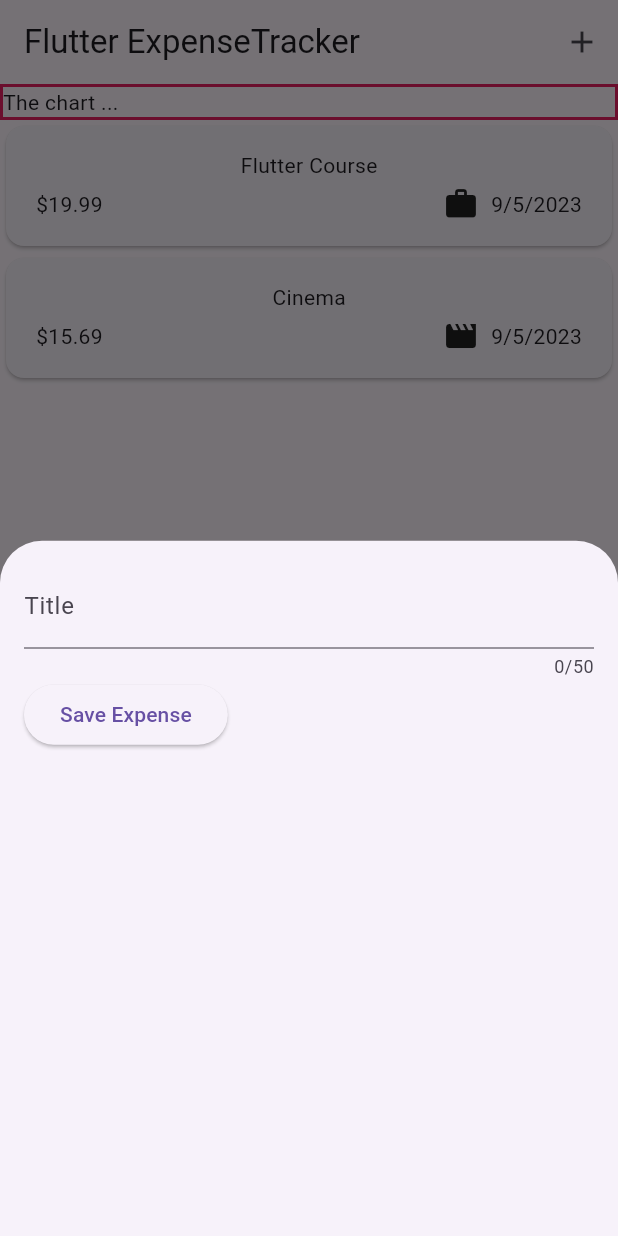
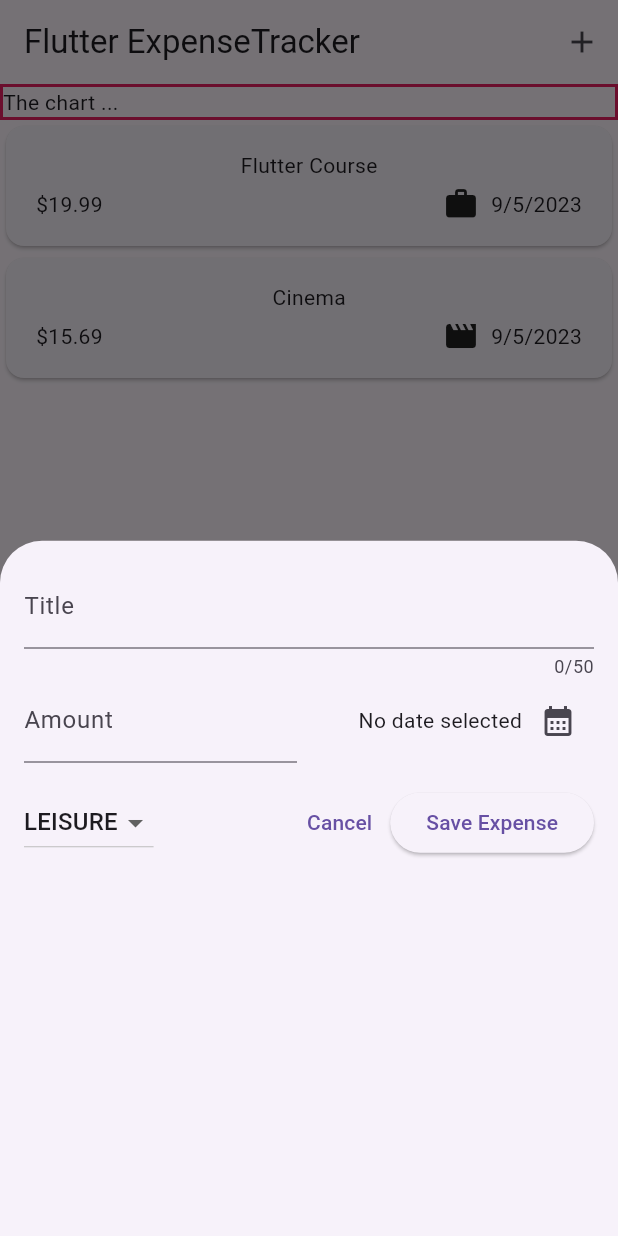
Before and after one commit to DungxLas/-Flutter-Expense_Tracker, a Flutter app: the screen it shows after launch, after a tap on the "add" icon, on a phone screen of 412 x 824 dp. Run offline on Flutter 3.47's test engine with Material 2 defaults, Android fonts, the phone set to English and light mode, and no system bars.

Commit message:
05/09/2023

```diff
--- a/lib/main.dart
+++ b/lib/main.dart
@@ -4,6 +4,6 @@ import 'package:flutter/material.dart';
 void main() {
   runApp(MaterialApp(
     theme: ThemeData(useMaterial3: true),
-    home: ExpenseTracker(),
+    home: const ExpenseTracker(),
   ));
 }
--- a/lib/widgets/expense_tracker.dart
+++ b/lib/widgets/expense_tracker.dart
@@ -26,10 +26,18 @@ class _ExpenseTrackerState extends State<ExpenseTracker> {
     ),
   ];
 
+  void _addNewExpense(Expense newItem) {
+    setState(() {
+      _registeredExpenses.add(newItem);
+    });
+  }
+
   void _openAddExpenseOverlay() {
     showModalBottomSheet(
       context: context,
-      builder: (ctx) => NewExpense(),
+      builder: (ctx) => NewExpense(
+        addNewExpense: _addNewExpense,
+      ),
     );
   }
 
@@ -41,7 +49,7 @@ class _ExpenseTrackerState extends State<ExpenseTracker> {
         actions: [
           IconButton(
             onPressed: _openAddExpenseOverlay,
-            icon: Icon(
+            icon: const Icon(
               Icons.add,
             ),
           ),
--- a/lib/widgets/expenses_list/expense_item.dart
+++ b/lib/widgets/expenses_list/expense_item.dart
@@ -25,7 +25,7 @@ class ExpenseItem extends StatelessWidget {
                   Row(
                     children: [
                       Icon(categoryIcons[expense.category]),
-                      SizedBox(
+                      const SizedBox(
                         width: 8,
                       ),
                       Text(expense.formattedDate),
@@ -33,7 +33,7 @@ class ExpenseItem extends StatelessWidget {
                   )
                 ],
               ),
-              Row(
+              const Row(
                 children: [],
               )
             ],
--- a/lib/widgets/new_expense.dart
+++ b/lib/widgets/new_expense.dart
@@ -1,38 +1,141 @@
+import 'package:expense_tracker/models/expense.dart';
 import 'package:flutter/material.dart';
+import 'package:intl/intl.dart';
+
+final formatter = DateFormat.yMd();
 
 class NewExpense extends StatefulWidget {
-  const NewExpense({super.key});
+  final Function addNewExpense;
+  const NewExpense({super.key, required this.addNewExpense});
 
   @override
   State<NewExpense> createState() => _NewExpenseState();
 }
 
 class _NewExpenseState extends State<NewExpense> {
-  var _enteredTitle = '';
+  final _titleController = TextEditingController();
+  final _amountController = TextEditingController();
+  DateTime? _selectedDate;
+  Category _selectCategory = Category.leisure;
 
-  void _saveTitleInput(String inputValue) {
-    _enteredTitle = inputValue;
+  void _presentDatePicker() async {
+    final now = DateTime.now();
+    final firstDate = DateTime(now.year - 1, now.month, now.day);
+    final _pickedDate = await showDatePicker(
+      context: context,
+      initialDate: now,
+      firstDate: firstDate,
+      lastDate: now,
+    );
+    setState(() {
+      _selectedDate = _pickedDate;
+    });
+  }
+
+  void _saveExpense() {
+    var newExpense = Expense(
+      category: _selectCategory,
+      title: _titleController.text,
+      amount: double.parse(_amountController.text),
+      date: _selectedDate!,
+    );
+
+    widget.addNewExpense(newExpense);
+
+    Navigator.pop(context);
+  }
+
+  @override
+  void dispose() {
+    _titleController.dispose();
+    _amountController.dispose();
+    super.dispose();
   }
 
   @override
   Widget build(BuildContext context) {
     return Padding(
-      padding: EdgeInsets.all(16),
+      padding: const EdgeInsets.all(16),
       child: Column(
         children: [
           TextField(
-            onChanged: _saveTitleInput,
+            controller: _titleController,
             maxLength: 50,
             keyboardType: TextInputType.emailAddress,
-            decoration: InputDecoration(
+            decoration: const InputDecoration(
               label: Text('Title'),
             ),
           ),
           Row(
             children: [
+              Expanded(
+                child: TextField(
+                  controller: _amountController,
+                  keyboardType: TextInputType.number,
+                  decoration: const InputDecoration(
+                    prefixText: '\$ ',
+                    label: Text('Amount'),
+                  ),
+                ),
+              ),
+              const SizedBox(
+                width: 16,
+              ),
+              Expanded(
+                child: Row(
+                  mainAxisAlignment: MainAxisAlignment.end,
+                  crossAxisAlignment: CrossAxisAlignment.center,
+                  children: [
+                    Text(
+                      _selectedDate == null
+                          ? 'No date selected'
+                          : formatter.format(_selectedDate!),
+                    ),
+                    IconButton(
+                      onPressed: _presentDatePicker,
+                      icon: const Icon(Icons.calendar_month),
+                    ),
+                  ],
+                ),
+              ),
+            ],
+          ),
+          const SizedBox(
+            height: 16,
+          ),
+          Row(
+            children: [
+              DropdownButton(
+                value: _selectCategory,
+                items: Category.values
+                    .map(
+                      (e) => DropdownMenuItem(
+                        value: e,
+                        child: Text(
+                          e.name.toUpperCase(),
+                        ),
+                      ),
+                    )
+                    .toList(),
+                onChanged: (value) {
+                  if (value == null) {
+                    return;
+                  }
+                  setState(() {
+                    _selectCategory = value;
+                  });
+                },
+              ),
+              const Spacer(),
+              TextButton(
+                onPressed: () {
+                  Navigator.pop(context);
+                },
+                child: const Text('Cancel'),
+              ),
               ElevatedButton(
-                onPressed: () {},
-                child: Text('Save Expense'),
+                onPressed: _saveExpense,
+                child: const Text('Save Expense'),
               ),
             ],
           )
```
